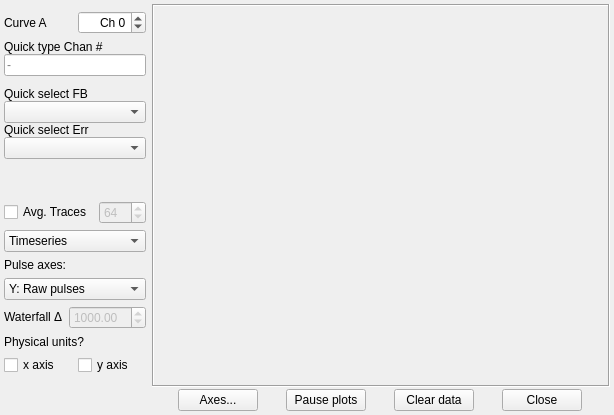
The window that microscope/ui/plotwindow.ui (usnistgov/microscope) describes before a commit, drawn with Qt 5.
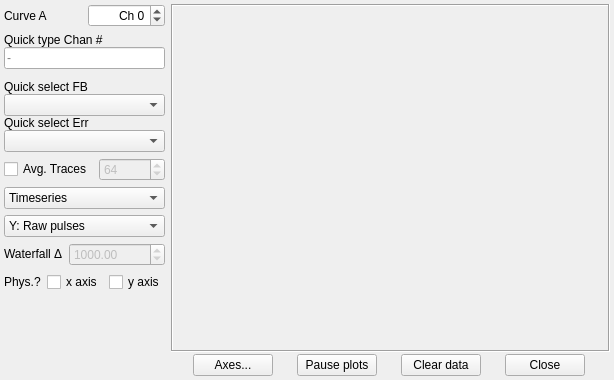
The same window after the commit.

Commit message:
Attempt to reduce minimum plot size
...not terribly successful. Sigh.

Patch:
```diff
--- a/microscope/ui/plotwindow.ui
+++ b/microscope/ui/plotwindow.ui
@@ -7,9 +7,15 @@
     <x>0</x>
     <y>0</y>
     <width>614</width>
-    <height>415</height>
+    <height>380</height>
    </rect>
   </property>
+  <property name="sizePolicy">
+   <sizepolicy hsizetype="MinimumExpanding" vsizetype="MinimumExpanding">
+    <horstretch>0</horstretch>
+    <verstretch>0</verstretch>
+   </sizepolicy>
+  </property>
   <property name="windowTitle">
    <string>MainWindow</string>
   </property>
@@ -27,12 +33,12 @@
     <number>4</number>
    </property>
    <item>
-    <layout class="QVBoxLayout" name="chanSelectLayout" stretch="0,0,0,0,0,0,0,0,0,0,0">
+    <layout class="QVBoxLayout" name="chanSelectLayout" stretch="0,0,0,0,0,0,0,0">
      <property name="spacing">
       <number>6</number>
      </property>
      <property name="topMargin">
-      <number>7</number>
+      <number>0</number>
      </property>
      <item>
       <layout class="QGridLayout" name="channelNameLayout">
@@ -125,19 +131,6 @@
        </item>
       </layout>
      </item>
-     <item>
-      <spacer name="verticalSpacer_2">
-       <property name="orientation">
-        <enum>Qt::Vertical</enum>
-       </property>
-       <property name="sizeHint" stdset="0">
-        <size>
-         <width>20</width>
-         <height>40</height>
-        </size>
-       </property>
-      </spacer>
-     </item>
      <item>
       <layout class="QHBoxLayout" name="horizontalLayout_3">
        <property name="topMargin">
@@ -201,13 +194,6 @@
        </item>
       </widget>
      </item>
-     <item>
-      <widget class="QLabel" name="pulseAxesLabel">
-       <property name="text">
-        <string>Pulse axes:</string>
-       </property>
-      </widget>
-     </item>
      <item>
       <widget class="QComboBox" name="subtractBaselineMenu">
        <property name="toolTip">
@@ -264,13 +250,6 @@
        </item>
       </layout>
      </item>
-     <item>
-      <widget class="QLabel" name="label">
-       <property name="text">
-        <string>Physical units?</string>
-       </property>
-      </widget>
-     </item>
      <item>
       <layout class="QHBoxLayout" name="horizontalLayout_2">
        <property name="topMargin">
@@ -279,6 +258,13 @@
        <property name="rightMargin">
         <number>0</number>
        </property>
+       <item>
+        <widget class="QLabel" name="label">
+         <property name="text">
+          <string>Phys.?</string>
+         </property>
+        </widget>
+       </item>
        <item>
         <widget class="QCheckBox" name="xPhysicalCheck">
          <property name="text">
@@ -306,7 +292,7 @@
        <property name="sizeHint" stdset="0">
         <size>
          <width>20</width>
-         <height>40</height>
+         <height>0</height>
         </size>
        </property>
       </spacer>
@@ -326,6 +312,12 @@
          <verstretch>0</verstretch>
         </sizepolicy>
        </property>
+       <property name="minimumSize">
+        <size>
+         <width>100</width>
+         <height>100</height>
+        </size>
+       </property>
        <property name="frameShape">
         <enum>QFrame::Box</enum>
        </property>
```
The commit also changes 2 other files.
